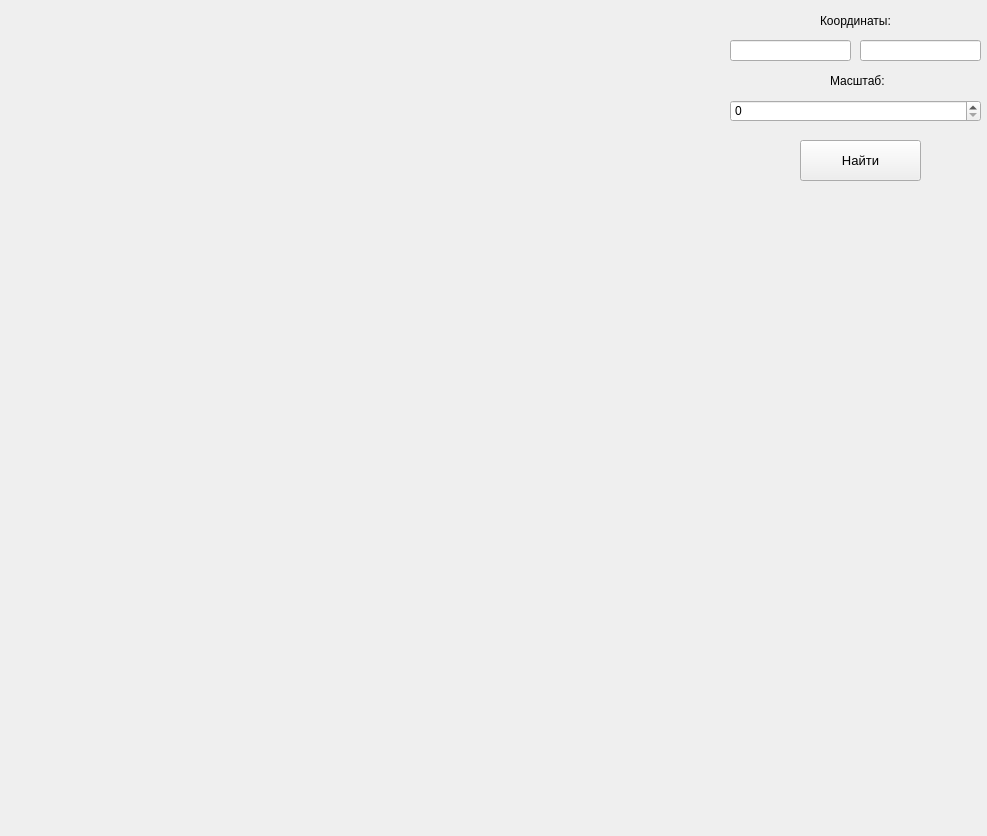
Before: the Qt Designer form map.ui in OgurecRoman/maps, drawn with Qt 5.
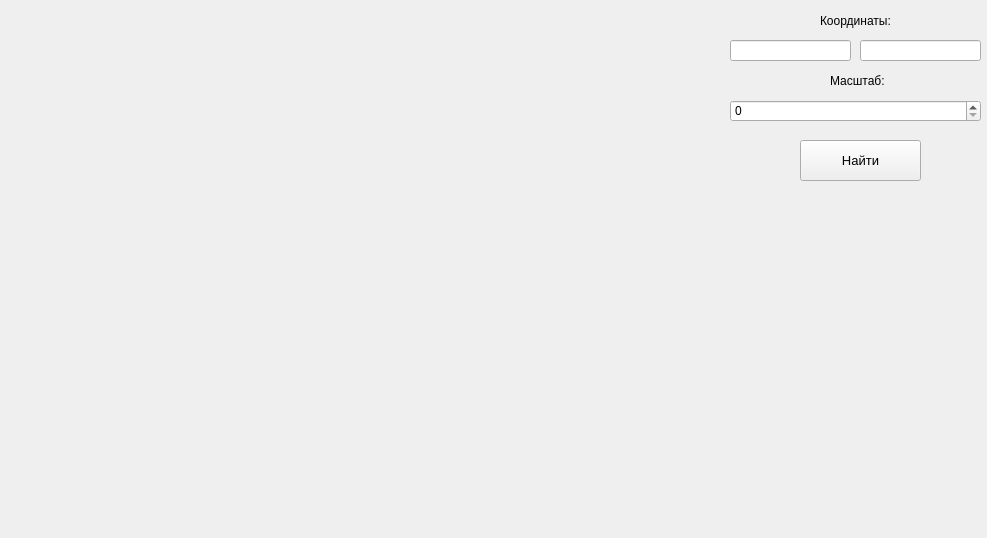
After: the same form once the commit is applied.

Commit message: 2 задача

```diff
--- a/map.ui
+++ b/map.ui
@@ -7,7 +7,7 @@
     <x>0</x>
     <y>0</y>
     <width>987</width>
-    <height>836</height>
+    <height>538</height>
    </rect>
   </property>
   <property name="windowTitle">
@@ -17,9 +17,9 @@
    <property name="geometry">
     <rect>
      <x>10</x>
-     <y>10</y>
-     <width>721</width>
-     <height>811</height>
+     <y>20</y>
+     <width>701</width>
+     <height>501</height>
     </rect>
    </property>
    <property name="text">
```
Left out of the diff: 5 changed lines with no effect on the pictures. The commit also changes 1 other file.
